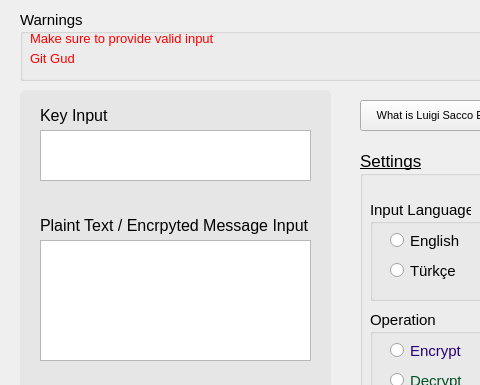
Before: the Qt Designer form data/first-method.ui in aziznal/luigi-sacco-and-route-encryption, drawn with Qt 5; both pictures show x 0 to 480 and y 0 to 385 of the 570 by 650 pixel window.
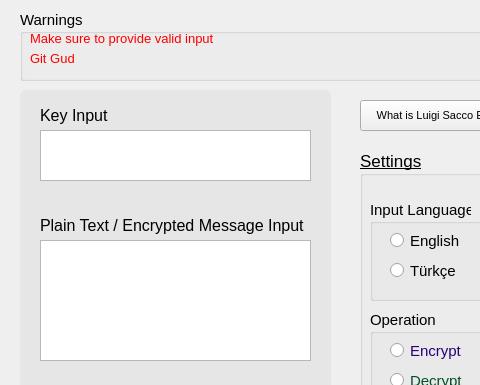
After: the same form once the commit is applied.

Commit message: Fixes typo in textedit labels

```diff
--- a/data/first-method.ui
+++ b/data/first-method.ui
@@ -280,7 +280,7 @@
       </font>
      </property>
      <property name="text">
-      <string>Plaint Text / Encrpyted Message Input</string>
+      <string>Plain Text / Encrypted Message Input</string>
      </property>
     </widget>
     <widget class="QTextEdit" name="inputTextEdit">
```
The commit also changes 2 other files.
